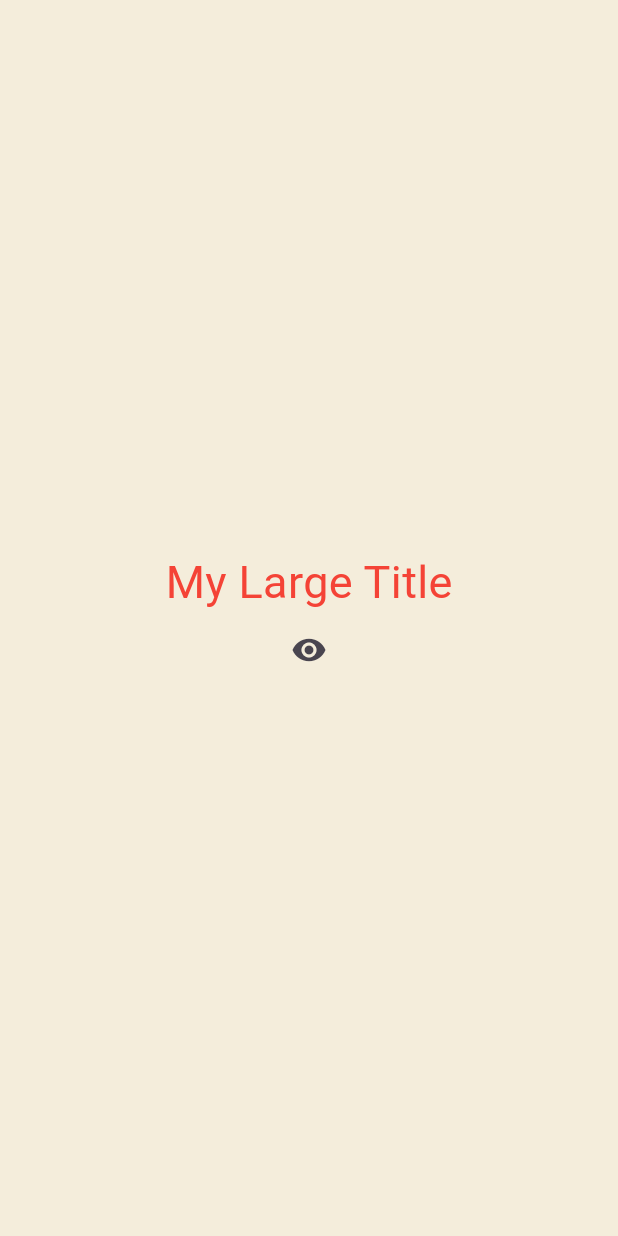
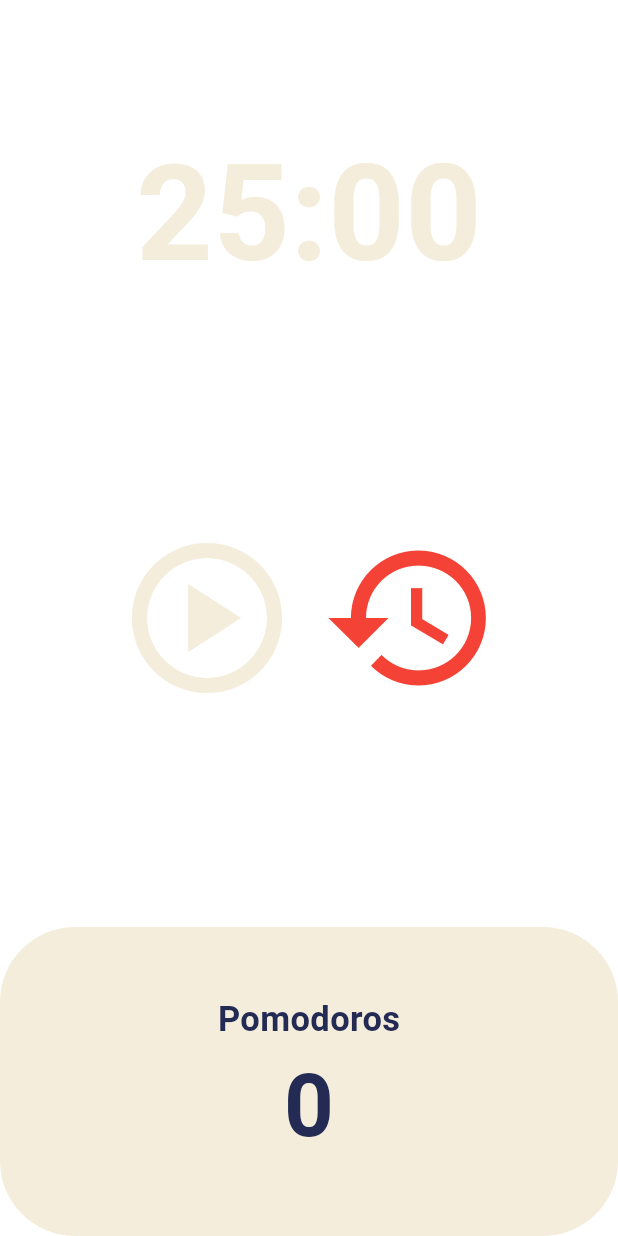
Before and after one commit to Abdul-lembariti/toonflix, a Flutter app: the screen it shows after launch, on a phone screen of 412 x 824 dp. Run offline on Flutter 3.47's test engine with Material 3 defaults, Android fonts, the phone set to English and light mode, and no system bars.

Commit message:
#4 POMODORO APP

```diff
--- a/lib/main.dart
+++ b/lib/main.dart
@@ -1,4 +1,5 @@
 import 'package:flutter/material.dart';
+import 'package:toonflix/screens/home_screen.dart';
 
 final Color textColor = Colors.white.withOpacity(0.8);
 
@@ -6,84 +7,23 @@ void main() {
   runApp(const App());
 }
 
-class App extends StatefulWidget {
+class App extends StatelessWidget {
   const App({super.key});
-
-  @override
-  State<App> createState() => _AppState();
-}
-
-class _AppState extends State<App> {
-  bool showTitle = true;
-
-  void toggleTitle() {
-    setState(() {
-      showTitle = !showTitle;
-    });
-  }
 
   @override
   Widget build(BuildContext context) {
     return MaterialApp(
-        theme: ThemeData(
-          textTheme: const TextTheme(
-            titleLarge: TextStyle(
-              color: Colors.red,
-              fontSize: 30,
-            ),
-          ),
+      theme: ThemeData(
+        //due to change of version madde me to use colorSchema instead of just specify the backgroundColor
+        colorScheme: ColorScheme.fromSwatch().copyWith(
+          background: const Color(0xFFE7626C),
         ),
-        home: Scaffold(
-          backgroundColor: const Color(0xFFF4EDDB),
-          body: Center(
-            child: Column(
-              mainAxisAlignment: MainAxisAlignment.center,
-              children: [
-                showTitle ? const MyLargeTttle() : const Text('Nothing to see'),
-                IconButton(
-                    onPressed: toggleTitle,
-                    icon: const Icon(Icons.remove_red_eye_rounded))
-              ],
-            ),
-          ),
-        ));
-  }
-}
-
-class MyLargeTttle extends StatefulWidget {
-  const MyLargeTttle({
-    super.key,
-  });
-
-  @override
-  State<MyLargeTttle> createState() => _MyLargeTttleState();
-}
-
-class _MyLargeTttleState extends State<MyLargeTttle> {
-  @override
-
-  //is not neccessary to use the initstate untill u use the data / context from the father
-  void initState() {
-    super.initState();
-    print('!initState');
-  }
-
-//calld when the widget is removed from the screen example unsub from the listener
-  @override
-  void dispose() {
-    super.dispose();
-    print('Dispose');
-  }
-
-  @override
-  Widget build(BuildContext context) {
-    print('buid');
-    return Text(
-      'My Large Title',
-      style: TextStyle(
-        fontSize: Theme.of(context).textTheme.titleLarge?.fontSize,
-        color: Theme.of(context).textTheme.titleLarge?.color,
+        textTheme: const TextTheme(
+          displayLarge: TextStyle(color: Color(0xFF232B55)),
+        ),
+        cardColor: const Color(0xFFF4EDDB),
       ),
+      home: const HomeScreen(),
     );
   }
 }
--- /dev/null
+++ b/lib/screens/home_screen.dart
@@ -0,0 +1,150 @@
+import 'dart:async';
+
+import 'package:flutter/material.dart';
+
+class HomeScreen extends StatefulWidget {
+  const HomeScreen({super.key});
+
+  @override
+  State<HomeScreen> createState() => _HomeScreenState();
+}
+
+class _HomeScreenState extends State<HomeScreen> {
+  bool isRun = false;
+  static const twentyFiveMin = 1500;
+  int totalSeconds = twentyFiveMin;
+  int pomodors = 0;
+  late Timer timer;
+
+  void onTick(Timer timer) {
+    if (totalSeconds == 0) {
+      setState(
+        () {
+          pomodors = pomodors + 1;
+          totalSeconds = twentyFiveMin;
+          isRun = false;
+        },
+      );
+      timer.cancel();
+    } else {
+      setState(() {
+        totalSeconds = totalSeconds - 1;
+      });
+    }
+  }
+
+  void onStart() {
+    timer = Timer.periodic(
+      const Duration(seconds: 1),
+      onTick,
+    );
+    setState(() {
+      isRun = true;
+    });
+  }
+
+  void onPause() {
+    timer.cancel();
+    setState(() {
+      isRun = false;
+    });
+  }
+
+  void onReset() {
+    setState(() {
+      totalSeconds = twentyFiveMin;
+    });
+  }
+
+  String format(int seconds) {
+    var duration = Duration(seconds: seconds);
+//data format the time from sec to min using split method
+    return duration.toString().split('.').first.substring(2, 7);
+  }
+
+  @override
+  Widget build(BuildContext context) {
+    return Scaffold(
+      body: Column(
+        children: [
+          //specify the ratio of which the container can take
+          Flexible(
+            flex: 1,
+            child: Container(
+              alignment: Alignment.bottomCenter,
+              child: Text(
+                format(totalSeconds),
+                style: TextStyle(
+                  color: Theme.of(context).cardColor,
+                  fontSize: 89,
+                  fontWeight: FontWeight.w600,
+                ),
+              ),
+            ),
+          ),
+          Flexible(
+            flex: 2,
+            child: Center(
+                child: Row(
+              mainAxisAlignment: MainAxisAlignment.center,
+              children: [
+                IconButton(
+                  iconSize: 120,
+                  color: Theme.of(context).cardColor,
+                  icon: Icon(isRun
+                      ? Icons.pause_circle_outlined
+                      : Icons.play_circle_outlined),
+                  onPressed: isRun ? onPause : onStart,
+                ),
+                IconButton(
+                  iconSize: 120,
+                  color: Colors.red,
+                  icon: const Icon(Icons.restore_outlined),
+                  onPressed: onReset,
+                ),
+              ],
+            )),
+          ),
+          Flexible(
+            flex: 1,
+            child: Row(
+              children: [
+                Expanded(
+                  child: Container(
+                    decoration: BoxDecoration(
+                      color: Theme.of(context).cardColor,
+                      borderRadius: BorderRadius.circular(50),
+                    ),
+                    child: Column(
+                      mainAxisAlignment: MainAxisAlignment.center,
+                      children: [
+                        Text(
+                          'Pomodoros',
+                          style: TextStyle(
+                            fontSize: 23,
+                            fontWeight: FontWeight.w600,
+                            color:
+                                Theme.of(context).textTheme.displayLarge?.color,
+                          ),
+                        ),
+                        Text(
+                          '$pomodors',
+                          style: TextStyle(
+                            fontSize: 58,
+                            fontWeight: FontWeight.w600,
+                            color:
+                                Theme.of(context).textTheme.displayLarge?.color,
+                          ),
+                        ),
+                      ],
+                    ),
+                  ),
+                ),
+              ],
+            ),
+          )
+        ],
+      ),
+    );
+  }
+}
```
